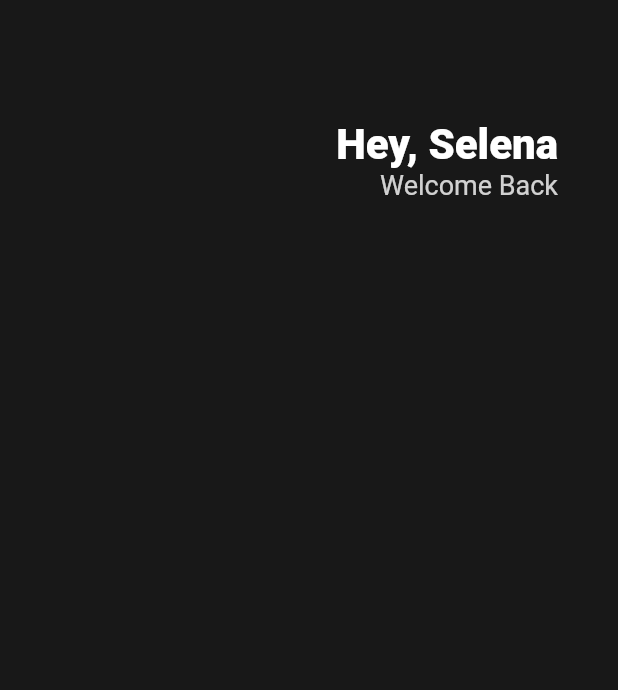
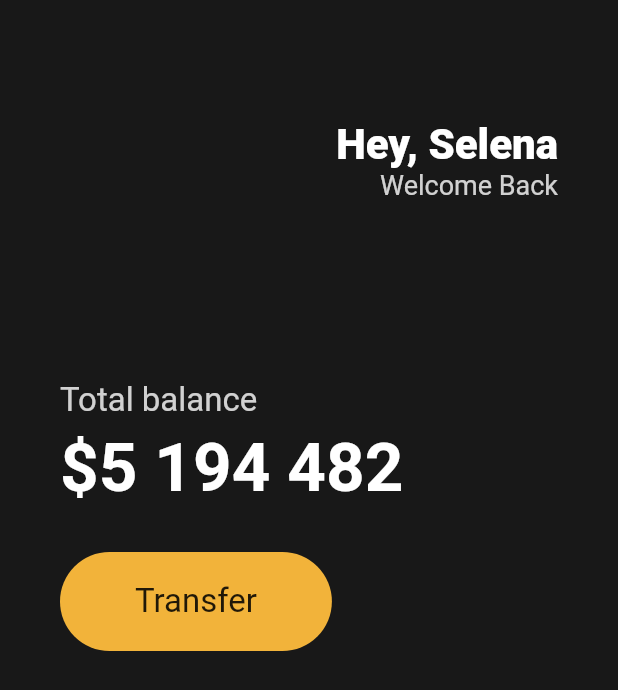
Before and after one commit to songtomtom/flutter-study, a Flutter app: the screen it shows after launch, on a phone screen of 412 x 824 dp. Shown: the top 690 px of the screen. Run offline on Flutter 3.47's test engine with Material 2 defaults, Android fonts, the phone set to English and light mode, and no system bars.

Commit message:
픽스 다트 const

```diff
--- a/lib/main.dart
+++ b/lib/main.dart
@@ -8,10 +8,12 @@
 
 void main() {
   var nico = Player(name: 'potato');
-  runApp(App());
+  runApp(const App());
 }
 
 class App extends StatelessWidget {
+  const App({super.key});
+
   @override
   Widget build(BuildContext context) {
     return MaterialApp(
@@ -20,6 +22,7 @@
         body: Padding(
           padding: const EdgeInsets.symmetric(horizontal: 40),
           child: Column(
+            crossAxisAlignment: CrossAxisAlignment.start,
             children: [
               const SizedBox(
                 height: 80,
@@ -47,6 +50,50 @@
                     ],
                   )
                 ],
+              ),
+              const SizedBox(
+                height: 120,
+              ),
+              Text(
+                'Total balance',
+                style: TextStyle(
+                  color: Colors.white.withOpacity(0.8),
+                  fontSize: 22,
+                ),
+              ),
+              const SizedBox(
+                height: 5,
+              ),
+              const Text(
+                '\$5 194 482',
+                style: TextStyle(
+                    color: Colors.white,
+                    fontSize: 45,
+                    fontWeight: FontWeight.w600),
+              ),
+              const SizedBox(
+                height: 30,
+              ),
+              Row(
+                children: [
+                  Container(
+                    decoration: BoxDecoration(
+                        color: const Color(0xFFF2B33A),
+                        borderRadius: BorderRadius.circular(50)),
+                    child: const Padding(
+                      padding: EdgeInsets.symmetric(
+                        vertical: 20,
+                        horizontal: 50,
+                      ),
+                      child: Text(
+                        'Transfer',
+                        style: TextStyle(
+                          fontSize: 22,
+                        ),
+                      ),
+                    ),
+                  )
+                ],
               )
             ],
           ),
```
